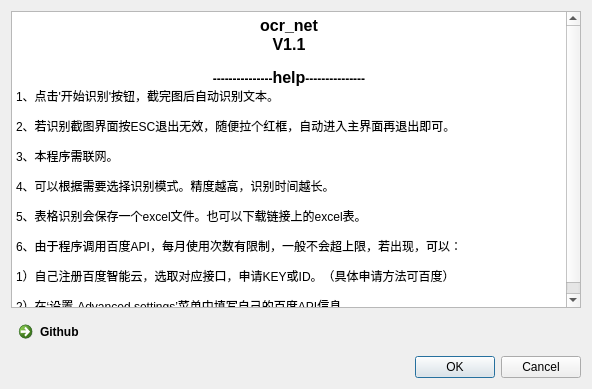
Above: qt_for_python/uic/window_h.ui from qhzgit734/OcrApi before the change. Below: the same form after it.
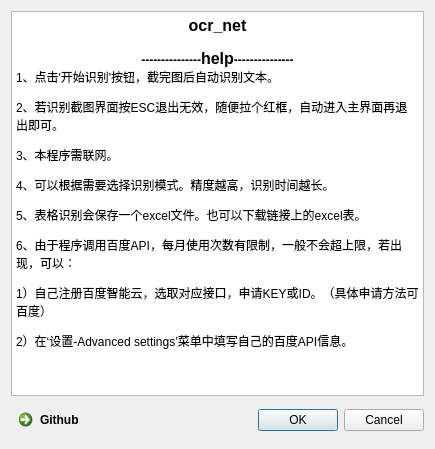
That is the form after the change.

Patch:
```diff
--- a/qt_for_python/uic/window_h.ui
+++ b/qt_for_python/uic/window_h.ui
@@ -6,8 +6,8 @@
    <rect>
     <x>0</x>
     <y>0</y>
-    <width>592</width>
-    <height>389</height>
+    <width>435</width>
+    <height>449</height>
    </rect>
   </property>
   <property name="windowTitle">
@@ -22,17 +22,14 @@
     </widget>
    </item>
    <item row="1" column="1">
-    <spacer name="horizontalSpacer">
+    <widget class="QDialogButtonBox" name="buttonBox">
      <property name="orientation">
       <enum>Qt::Horizontal</enum>
      </property>
-     <property name="sizeHint" stdset="0">
-      <size>
-       <width>388</width>
-       <height>20</height>
-      </size>
+     <property name="standardButtons">
+      <set>QDialogButtonBox::Cancel|QDialogButtonBox::Ok</set>
      </property>
-    </spacer>
+    </widget>
    </item>
    <item row="0" column="0" colspan="2">
     <widget class="QTextBrowser" name="textBrowser">
@@ -42,7 +39,6 @@
 p, li { white-space: pre-wrap; }
 &lt;/style&gt;&lt;/head&gt;&lt;body style=&quot; font-family:'SimSun'; font-size:9pt; font-weight:400; font-style:normal;&quot;&gt;
 &lt;p align=&quot;center&quot; style=&quot; margin-top:0px; margin-bottom:0px; margin-left:0px; margin-right:0px; -qt-block-indent:0; text-indent:0px;&quot;&gt;&lt;span style=&quot; font-size:12pt; font-weight:600;&quot;&gt;ocr_net&lt;/span&gt;&lt;/p&gt;
-&lt;p align=&quot;center&quot; style=&quot; margin-top:0px; margin-bottom:0px; margin-left:0px; margin-right:0px; -qt-block-indent:0; text-indent:0px;&quot;&gt;&lt;span style=&quot; font-size:12pt; font-weight:600;&quot;&gt;V1.1&lt;/span&gt;&lt;/p&gt;
 &lt;p align=&quot;center&quot; style=&quot;-qt-paragraph-type:empty; margin-top:0px; margin-bottom:0px; margin-left:0px; margin-right:0px; -qt-block-indent:0; text-indent:0px;&quot;&gt;&lt;br /&gt;&lt;/p&gt;
 &lt;p align=&quot;center&quot; style=&quot; margin-top:0px; margin-bottom:0px; margin-left:0px; margin-right:0px; -qt-block-indent:0; text-indent:0px;&quot;&gt;&lt;span style=&quot; font-weight:600;&quot;&gt;---------------&lt;/span&gt;&lt;span style=&quot; font-size:12pt; font-weight:600;&quot;&gt;help&lt;/span&gt;&lt;span style=&quot; font-weight:600;&quot;&gt;---------------&lt;/span&gt;&lt;/p&gt;
 &lt;p style=&quot; margin-top:0px; margin-bottom:0px; margin-left:0px; margin-right:0px; -qt-block-indent:0; text-indent:0px;&quot;&gt;&lt;span style=&quot; font-family:'宋体';&quot;&gt;1、点击'开始识别'按钮，截完图后自动识别文本。&lt;/span&gt; &lt;/p&gt;
@@ -56,16 +52,6 @@
      </property>
     </widget>
    </item>
-   <item row="2" column="0" colspan="2">
-    <widget class="QDialogButtonBox" name="buttonBox">
-     <property name="orientation">
-      <enum>Qt::Horizontal</enum>
-     </property>
-     <property name="standardButtons">
-      <set>QDialogButtonBox::Cancel|QDialogButtonBox::Ok</set>
-     </property>
-    </widget>
-   </item>
   </layout>
  </widget>
  <resources/>
```
